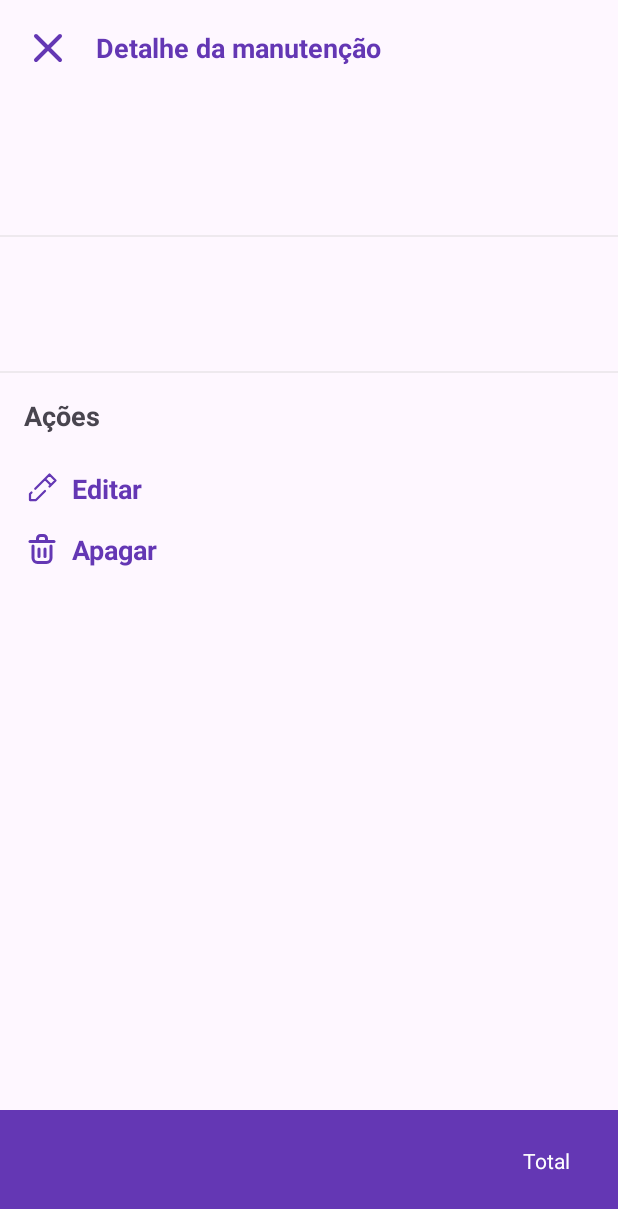
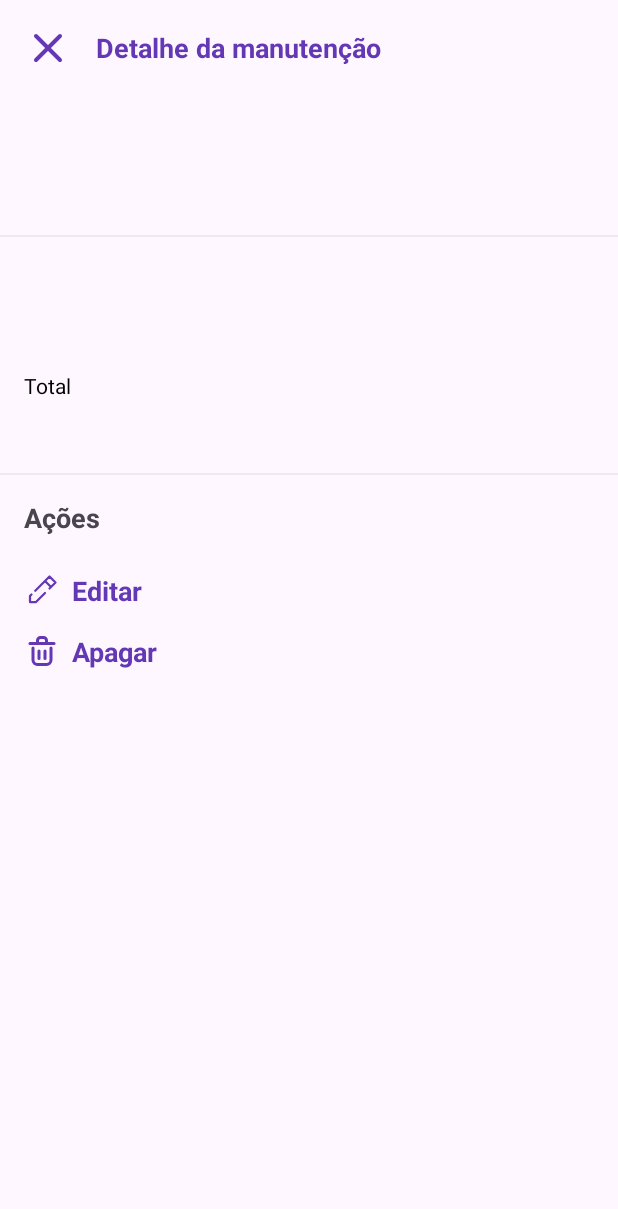
Before and after one commit to kbmbarreto/mycar_app, an Android app: the MaintenanceDetailActivity screen opened directly, with no data from a screen before it, on a phone screen of 412 x 824 dp. Shown: the top 1209 px of the screen. Run offline under Robolectric (Android 15) with nearby library versions, the phone set to English and light mode, and no system bars.

Commit message:
Change Detail Layout

```diff
--- a/app/src/main/res/layout/activity_maintenance_detail.xml
+++ b/app/src/main/res/layout/activity_maintenance_detail.xml
@@ -86,9 +86,28 @@
             android:layout_width="match_parent"
             android:layout_height="wrap_content"
             android:layout_marginHorizontal="16dp"
-            android:layout_marginTop="8dp"
+            android:layout_marginVertical="8dp"
             android:textSize="18sp"
             tools:text="Palhetas dianteiras (par)" />
+
+        <TextView
+            android:layout_width="wrap_content"
+            android:layout_height="wrap_content"
+            android:layout_marginHorizontal="16dp"
+            android:layout_marginVertical="8dp"
+            android:text="@string/total"
+            android:textColor="@color/black"
+            android:textSize="14sp" />
+
+        <TextView
+            android:id="@+id/tv_maintenance_detail_amount"
+            android:layout_width="wrap_content"
+            android:layout_height="wrap_content"
+            android:layout_marginHorizontal="16dp"
+            android:textColor="@color/black"
+            android:textSize="18sp"
+            android:textStyle="bold"
+            tools:text="R$ 215,40" />
 
         <View
             android:layout_width="match_parent"
@@ -135,36 +154,6 @@
     </LinearLayout>
 
     <LinearLayout
-        android:layout_width="match_parent"
-        android:layout_height="wrap_content"
-        android:layout_alignParentBottom="true"
-        android:background="@color/primary"
-        android:gravity="end"
-        android:orientation="vertical"
-        android:padding="16dp">
-
-        <TextView
-            android:layout_width="wrap_content"
-            android:layout_height="wrap_content"
-            android:layout_marginHorizontal="16dp"
-            android:layout_marginTop="8dp"
-            android:text="@string/total"
-            android:textColor="@color/white"
-            android:textSize="14sp" />
-
-        <TextView
-            android:id="@+id/tv_maintenance_detail_amount"
-            android:layout_width="wrap_content"
-            android:layout_height="wrap_content"
-            android:layout_marginHorizontal="16dp"
-            android:textColor="@color/white"
-            android:textSize="18sp"
-            android:textStyle="bold"
-            tools:text="R$ 215,40" />
-
-    </LinearLayout>
-
-    <LinearLayout
         android:id="@+id/ll_maintenance_detail_loading"
         android:layout_width="match_parent"
         android:layout_height="match_parent"
```
